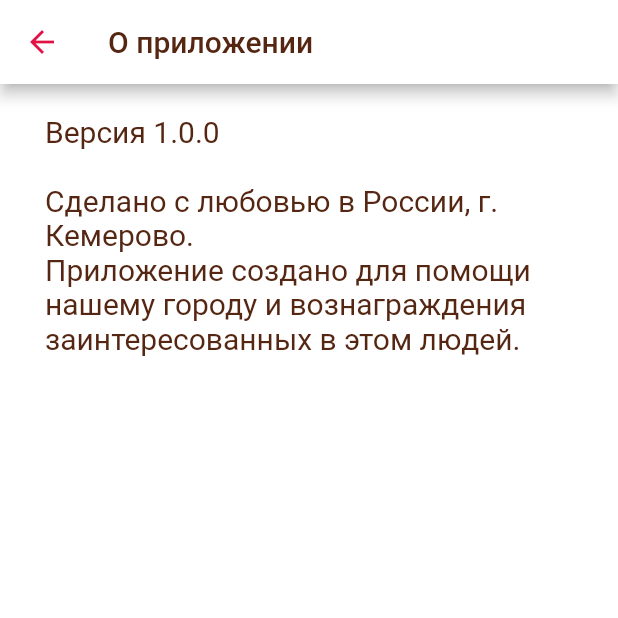
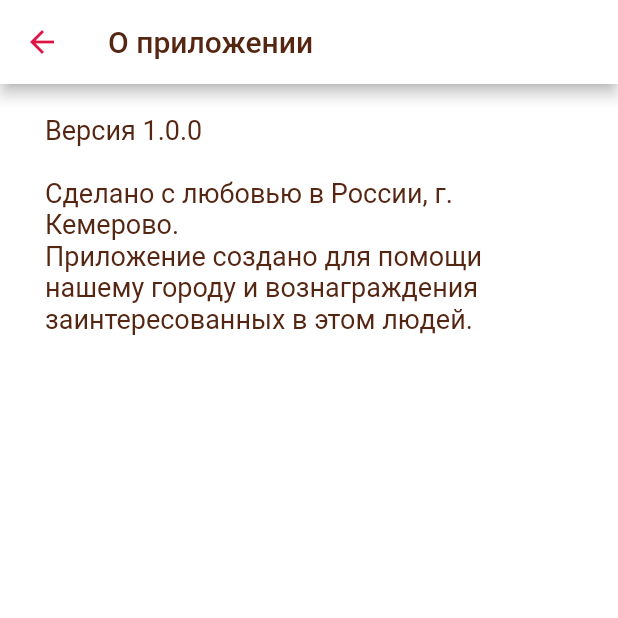
Before and after one commit to whatever125/tochka_sbora, a Flutter app: the InfoPage screen opened directly, on a phone screen of 412 x 824 dp, the top half of it. Run offline on Flutter 3.47's test engine with Material 2 defaults, Android fonts, the phone set to English and light mode, and no system bars; our stand-ins replace flutter_multi_formatter, google_maps_flutter, qr_flutter, shared_preferences; accounts and stored records are empty.

Commit message:
new changes

```diff
--- a/lib/ui/pages/homePage/tabNavigationItem/profileTab/settingsPage/infoPage.dart
+++ b/lib/ui/pages/homePage/tabNavigationItem/profileTab/settingsPage/infoPage.dart
@@ -1,29 +1,8 @@
 import 'package:flutter/material.dart';
-import 'package:flutter_multi_formatter/flutter_multi_formatter.dart';
 import 'package:tochka_sbora/ui/themes/colors.dart';
 
-class InfoPage extends StatefulWidget {
-  @override
-  _InfoPageState createState() => _InfoPageState();
-}
-
-class _InfoPageState extends State<InfoPage> {
-  late DateTime _dateOfBirth;
-  TextEditingController _dobctrl = TextEditingController();
-
-  Future<void> _selectDate(BuildContext context) async {
-    final DateTime? picked = await showDatePicker(
-      context: context,
-      initialDate: _dateOfBirth == null ? DateTime.now() : _dateOfBirth,
-      firstDate: DateTime(1900),
-      lastDate: DateTime.now(),
-      locale: const Locale('ru', 'RU'),
-    );
-    if (picked != null && picked != _dateOfBirth)
-      setState(() {
-        _dateOfBirth = picked;
-      });
-  }
+class InfoPage extends StatelessWidget {
+  const InfoPage({Key? key}) : super(key: key);
 
   @override
   Widget build(BuildContext context) {
@@ -32,10 +11,16 @@ class _InfoPageState extends State<InfoPage> {
       appBar: AppBar(
         title: Text('О приложении', style: TextStyle(color: LightColor.text)),
       ),
-      body: Padding(padding: EdgeInsets.symmetric(horizontal: 30, vertical: 20),
-      child: Text('Версия 1.0.0\n\nСделано с любовью в России, г. Кемерово.\nПриложение создано для помощи нашему городу и вознаграждения заинтересованных в этом людей.',
-      style: TextStyle(color: LightColor.text, fontSize: 20, ),
+      body: Padding(
+        padding: EdgeInsets.symmetric(horizontal: 30, vertical: 20),
+        child: Text(
+          'Версия 1.0.0\n\nСделано с любовью в России, г. Кемерово.\nПриложение создано для помощи нашему городу и вознаграждения заинтересованных в этом людей.',
+          style: TextStyle(
+            color: LightColor.text,
+            fontSize: 18,
+          ),
+        ),
       ),
-    ));
+    );
   }
 }
--- a/pubspec.yaml
+++ b/pubspec.yaml
@@ -41,6 +41,7 @@ dependencies:
   google_maps_flutter: ^2.0.1
   flutter_launcher_icons: ^0.9.1
   qr_flutter: ^4.0.0
+  crypton: ^2.0.2
 
 flutter_icons:
   android: true
```
Also changed, not shown: lib/ui/pages/homePage/tabNavigationItem/profileTab/QRPage.dart (+52 -5 lines), lib/ui/pages/homePage/tabNavigationItem/profileTab/profileTab.dart (+9 -9 lines), lib/ui/pages/homePage/tabNavigationItem/shopTab.dart (+7 -1 lines), pubspec.lock.
